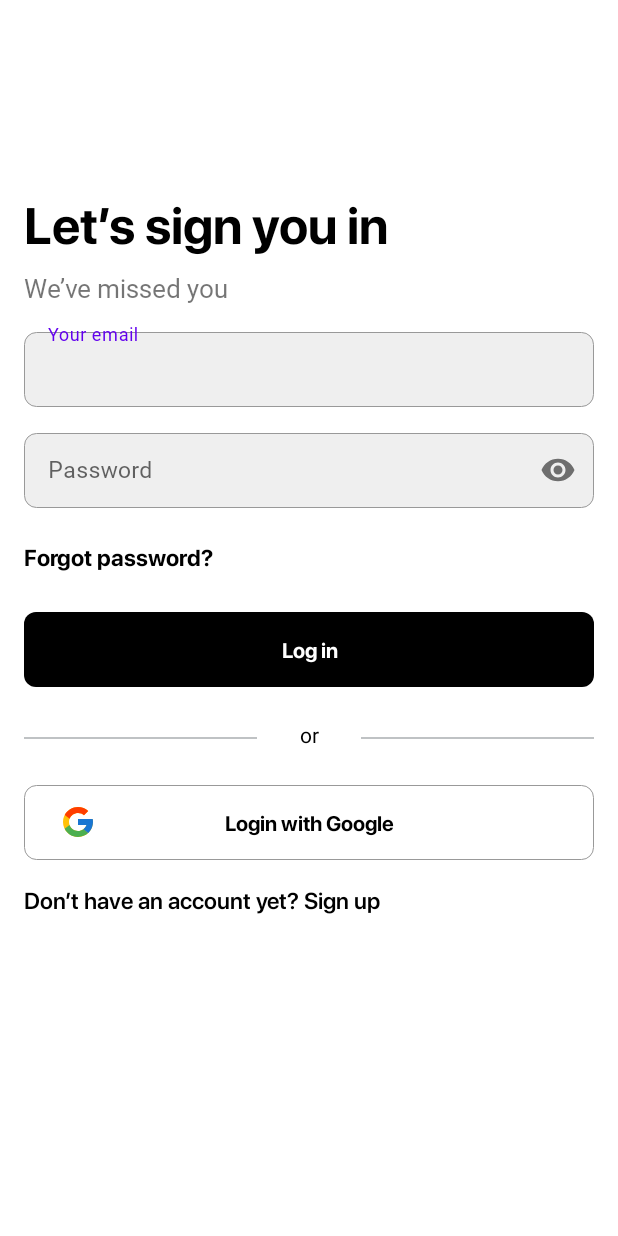
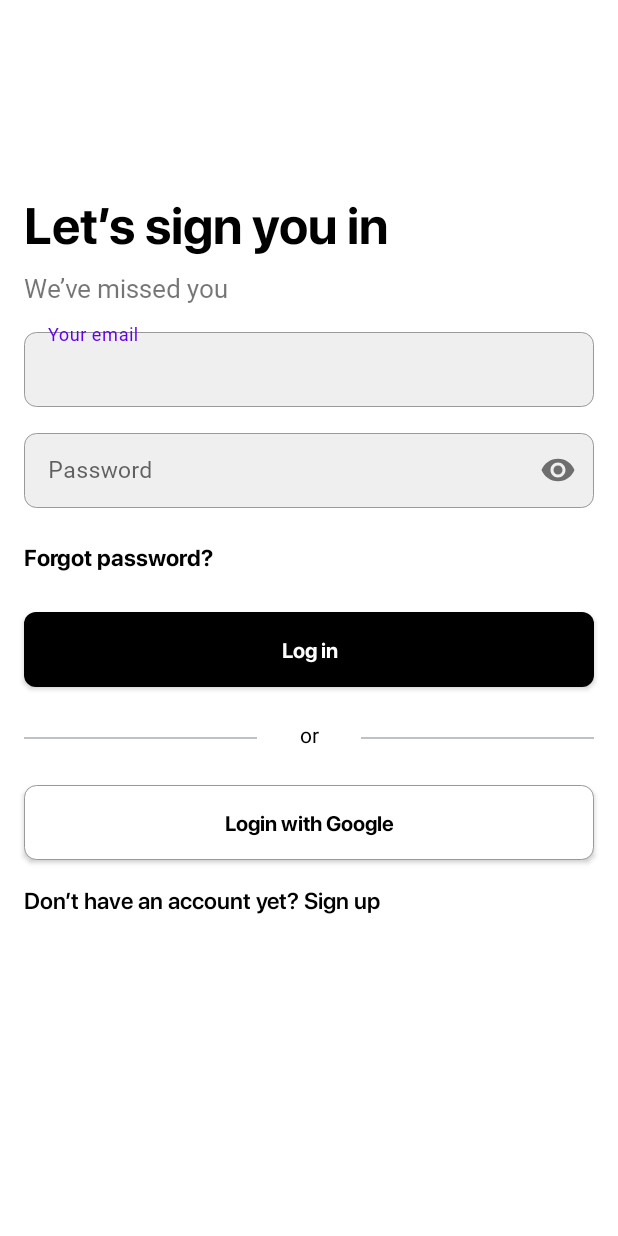
Before and after one commit to tsoyiv/threads, an Android app: the screen it shows after launch (MainActivity), on a phone screen of 412 x 824 dp. Run offline under Robolectric (Android 15) with nearby library versions, the phone set to English and light mode, and no system bars.

```diff
--- a/app/src/main/java/com/example/threads/view/log_fragments/LoginFragment.kt
+++ b/app/src/main/java/com/example/threads/view/log_fragments/LoginFragment.kt
@@ -5,6 +5,8 @@ import androidx.fragment.app.Fragment
 import android.view.LayoutInflater
 import android.view.View
 import android.view.ViewGroup
+import android.widget.EditText
+import androidx.navigation.fragment.findNavController
 import com.example.threads.R
 import com.example.threads.databinding.FragmentLoginBinding
 
@@ -23,5 +25,17 @@ class LoginFragment : Fragment() {
 
     override fun onViewCreated(view: View, savedInstanceState: Bundle?) {
         super.onViewCreated(view, savedInstanceState)
+
+        navigation()
+    }
+
+    private fun navigation() {
+        binding.txtForgotPass.setOnClickListener {
+            findNavController().navigate(R.id.action_loginFragment_to_forgotPasswordFragment)
+        }
+
+        binding.txtReg.setOnClickListener {
+            findNavController().navigate(R.id.action_loginFragment_to_regProfileFragment)
+        }
     }
 }
--- a/app/src/main/res/layout/fragment_login.xml
+++ b/app/src/main/res/layout/fragment_login.xml
@@ -124,7 +124,6 @@
         android:layout_marginTop="26dp"
         android:layout_marginEnd="16dp"
         android:background="@drawable/btn_rounded"
-        android:enabled="false"
         android:fontFamily="@font/sfbold"
         android:text="Log in"
         android:textAllCaps="false"
@@ -171,7 +170,6 @@
         android:layout_marginTop="24dp"
         android:layout_marginEnd="16dp"
         android:background="@drawable/btn_google"
-        android:enabled="false"
         android:fontFamily="@font/sfbold"
         android:text="Login with Google"
         android:textAllCaps="false"
```
